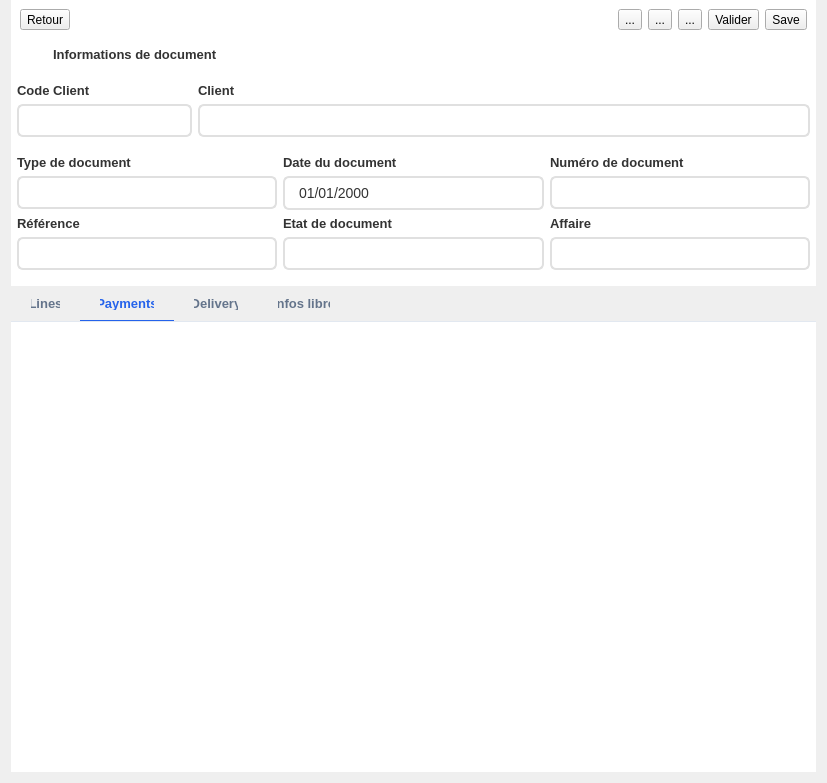
Above: modules/ventes/nouveau_document.ui from lak-barmajyat/AZENZ-Commercial before the change. Below: the same form after it.
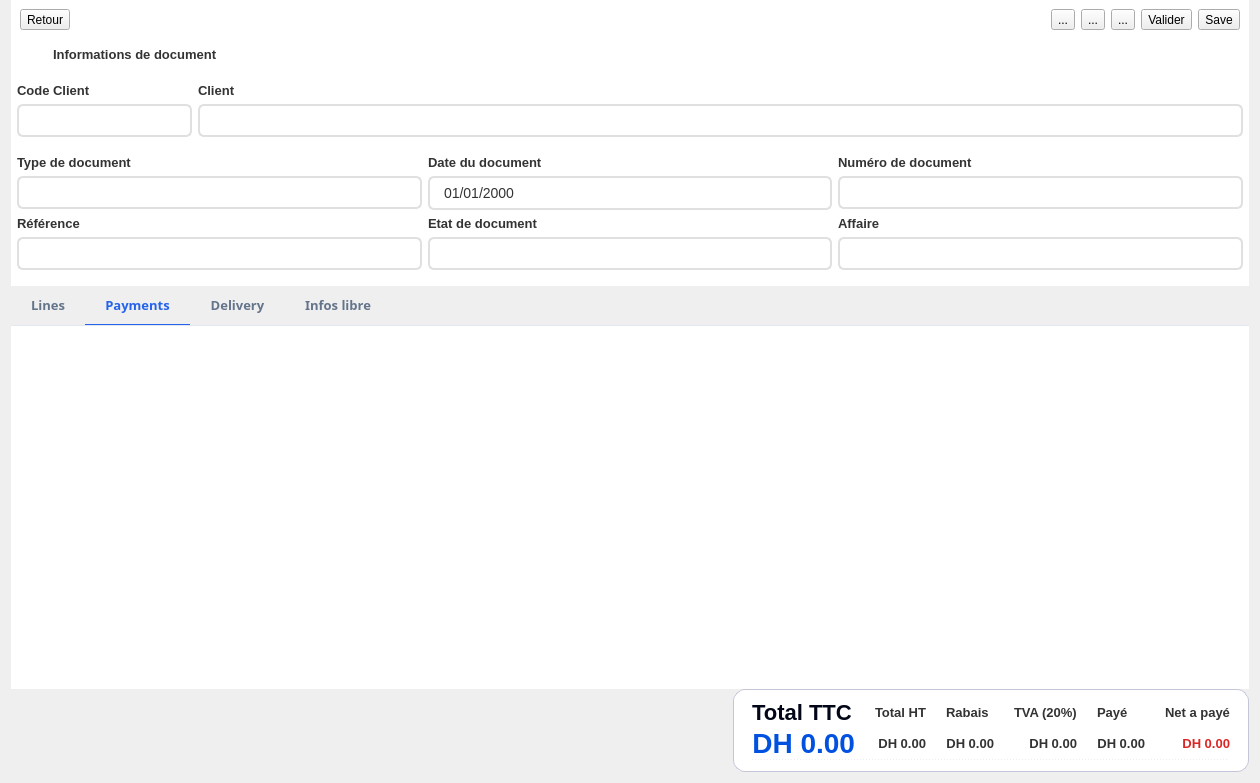
That is the form after the change. The open tabs and pages were chosen to show the change. Icons and pictures are not drawn. Custom widgets are drawn as their Qt base class.

Diff of the .ui file:
```diff
--- a/modules/ventes/nouveau_document.ui
+++ b/modules/ventes/nouveau_document.ui
@@ -6,7 +6,7 @@
    <rect>
     <x>0</x>
     <y>0</y>
-    <width>827</width>
+    <width>1260</width>
     <height>783</height>
    </rect>
   </property>
@@ -574,8 +574,6 @@
 QTabBar::tab {
     background: transparent;
     color: #64748b;                   /* Muted slate-gray text */
-    font-size: 13px;
-    font-weight: 500;
     padding: 10px 20px;               /* Breathing room around the text */
     border-bottom: 2px solid transparent; /* Invisible border to reserve space */
     
@@ -605,6 +603,71 @@
     outline: none;
 }
 
+/* Document lines totals summary */
+QFrame#DocumentSummaryFrame {
+    background-color: #ffffff;
+    border: 1px solid #c3c5d8;
+    border-radius: 12px;
+}
+
+QLabel#SummaryTitle {
+    color: #111827;
+    font-family: &quot;Inter&quot;, &quot;Tajawal&quot;;
+    font-size: 22px;
+    font-weight: 800;
+}
+
+QLabel#SummarySeparator {
+    background-color: #e5e7eb;
+    min-height: 1px;
+    max-height: 1px;
+}
+
+QLabel#SummaryDashedSeparator {
+    background-color: transparent;
+    border-top: 1px dashed #d9dde7;
+    min-height: 1px;
+    max-height: 1px;
+}
+
+QFrame#SummaryTotalFrame {
+    background-color: #f8fafc;
+    border: 1px solid #e1e4ea;
+    border-radius: 8px;
+}
+
+QLabel[class=&quot;summary-label&quot;] {
+    color: #1f2937;
+    font-family: &quot;Inter&quot;, &quot;Tajawal&quot;;
+    font-size: 17px;
+    font-weight: 500;
+}
+
+QLabel[class=&quot;summary-value&quot;] {
+    color: #111827;
+    font-family: &quot;Consolas&quot;, &quot;Courier New&quot;, monospace;
+    font-size: 17px;
+    font-weight: 700;
+}
+
+QLabel#SummaryTotalLabel {
+    color: #020617;
+    font-family: &quot;Inter&quot;, &quot;Tajawal&quot;;
+    font-size: 22px;
+    font-weight: 800;
+}
+
+QLabel#SummaryTotalValue {
+    color: #0051df;
+    font-family: &quot;Consolas&quot;, &quot;Courier New&quot;, monospace;
+    font-size: 28px;
+    font-weight: 800;
+}
+
+QLabel#SummaryRemainingValue {
+    color: #dc2626;
+}
+
 
 </string>
   </property>
@@ -952,6 +1015,14 @@
    </item>
    <item>
     <widget class="QTabWidget" name="tabWidget">
+     <property name="font">
+      <font>
+       <family>Inter Tight Medium</family>
+       <pointsize>10</pointsize>
+       <weight>75</weight>
+       <bold>true</bold>
+      </font>
+     </property>
      <property name="tabPosition">
       <enum>QTabWidget::North</enum>
      </property>
@@ -1309,6 +1380,220 @@
      </widget>
     </widget>
    </item>
+   <item>
+    <layout class="QHBoxLayout" name="horizontalLayout_2">
+     <property name="topMargin">
+      <number>0</number>
+     </property>
+     <item>
+      <spacer name="horizontalSpacerDocumentSummary">
+       <property name="orientation">
+        <enum>Qt::Horizontal</enum>
+       </property>
+       <property name="sizeHint" stdset="0">
+        <size>
+         <width>40</width>
+         <height>20</height>
+        </size>
+       </property>
+      </spacer>
+     </item>
+     <item>
+      <widget class="QFrame" name="DocumentSummaryFrame">
+       <property name="sizePolicy">
+        <sizepolicy hsizetype="Maximum" vsizetype="Maximum">
+         <horstretch>0</horstretch>
+         <verstretch>0</verstretch>
+        </sizepolicy>
+       </property>
+       <property name="minimumSize">
+        <size>
+         <width>0</width>
+         <height>0</height>
+        </size>
+       </property>
+       <property name="maximumSize">
+        <size>
+         <width>16777215</width>
+         <height>16777215</height>
+        </size>
+       </property>
+       <property name="frameShape">
+        <enum>QFrame::StyledPanel</enum>
+       </property>
+       <property name="frameShadow">
+        <enum>QFrame::Raised</enum>
+       </property>
+       <layout class="QVBoxLayout" name="verticalLayoutDocumentSummary">
+        <property name="spacing">
+         <number>0</number>
+        </property>
+        <property name="leftMargin">
+         <number>18</number>
+        </property>
+        <property name="topMargin">
+         <number>10</number>
+        </property>
+        <property name="rightMargin">
+         <number>18</number>
+        </property>
+        <property name="bottomMargin">
+         <number>10</number>
+        </property>
+        <item>
+         <layout class="QGridLayout" name="gridLayoutDocumentSummaryAmounts">
+          <property name="horizontalSpacing">
+           <number>20</number>
+          </property>
+          <property name="verticalSpacing">
+           <number>2</number>
+          </property>
+          <item row="0" column="1">
+           <widget class="QLabel" name="SummaryTotalHtLabel">
+            <property name="text">
+             <string>Total HT</string>
+            </property>
+            <property name="class" stdset="0">
+             <string>summary-label</string>
+            </property>
+           </widget>
+          </item>
+          <item row="0" column="5">
+           <widget class="QLabel" name="SummaryRemainingLabel">
+            <property name="text">
+             <string>Net a payé</string>
+            </property>
+            <property name="class" stdset="0">
+             <string>summary-label</string>
+            </property>
+           </widget>
+          </item>
+          <item row="0" column="4">
+           <widget class="QLabel" name="SummaryPaidLabel">
+            <property name="text">
+             <string>Payé</string>
+            </property>
+            <property name="class" stdset="0">
+             <string>summary-label</string>
+            </property>
+           </widget>
+          </item>
+          <item row="1" column="2">
+           <widget class="QLabel" name="SummaryDiscountValue">
+            <property name="text">
+             <string>DH 0.00</string>
+            </property>
+            <property name="alignment">
+             <set>Qt::AlignRight|Qt::AlignTrailing|Qt::AlignVCenter</set>
+            </property>
+            <property name="class" stdset="0">
+             <string>summary-value</string>
+            </property>
+           </widget>
+          </item>
+          <item row="1" column="5">
+           <widget class="QLabel" name="SummaryRemainingValue">
+            <property name="text">
+             <string>DH 0.00</string>
+            </property>
+            <property name="alignment">
+             <set>Qt::AlignRight|Qt::AlignTrailing|Qt::AlignVCenter</set>
+            </property>
+            <property name="class" stdset="0">
+             <string>summary-value</string>
+            </property>
+           </widget>
+          </item>
+          <item row="1" column="1">
+           <widget class="QLabel" name="SummaryTotalHtValue">
+            <property name="text">
+             <string>DH 0.00</string>
+            </property>
+            <property name="alignment">
+             <set>Qt::AlignRight|Qt::AlignTrailing|Qt::AlignVCenter</set>
+            </property>
+            <property name="class" stdset="0">
+             <string>summary-value</string>
+            </property>
+           </widget>
+          </item>
+          <item row="1" column="3">
+           <widget class="QLabel" name="SummaryVatValue">
+            <property name="text">
+             <string>DH 0.00</string>
+            </property>
+            <property name="alignment">
+             <set>Qt::AlignRight|Qt::AlignTrailing|Qt::AlignVCenter</set>
+            </property>
+            <property name="class" stdset="0">
+             <string>summary-value</string>
+            </property>
+           </widget>
+          </item>
+          <item row="0" column="3">
+           <widget class="QLabel" name="SummaryVatLabel">
+            <property name="text">
+             <string>TVA (20%)</string>
+            </property>
+            <property name="class" stdset="0">
+             <string>summary-label</string>
+            </property>
+           </widget>
+          </item>
+          <item row="1" column="4">
+           <widget class="QLabel" name="SummaryPaidValue">
+            <property name="text">
+             <string>DH 0.00</string>
+            </property>
+            <property name="alignment">
+             <set>Qt::AlignRight|Qt::AlignTrailing|Qt::AlignVCenter</set>
+            </property>
+            <property name="class" stdset="0">
+             <string>summary-value</string>
+            </property>
+           </widget>
+          </item>
+          <item row="0" column="2">
+           <widget class="QLabel" name="SummaryDiscountLabel">
+            <property name="text">
+             <string>Rabais</string>
+            </property>
+            <property name="class" stdset="0">
+             <string>summary-label</string>
+            </property>
+           </widget>
+          </item>
+          <item row="0" column="0">
+           <widget class="QLabel" name="SummaryTotalLabel">
+            <property name="text">
+             <string>Total TTC</string>
+            </property>
+           </widget>
+          </item>
+          <item row="1" column="0">
+           <widget class="QLabel" name="SummaryTotalValue">
+            <property name="text">
+             <string>DH 0.00</string>
+            </property>
+            <property name="alignment">
+             <set>Qt::AlignRight|Qt::AlignTrailing|Qt::AlignVCenter</set>
+            </property>
+           </widget>
+          </item>
+         </layout>
+        </item>
+        <item>
+         <widget class="QLabel" name="SummaryDashedSeparator">
+          <property name="text">
+           <string/>
+          </property>
+         </widget>
+        </item>
+       </layout>
+      </widget>
+     </item>
+    </layout>
+   </item>
   </layout>
  </widget>
  <customwidgets>
```
Left out of the diff: 3 changed lines with no effect on the pictures.
